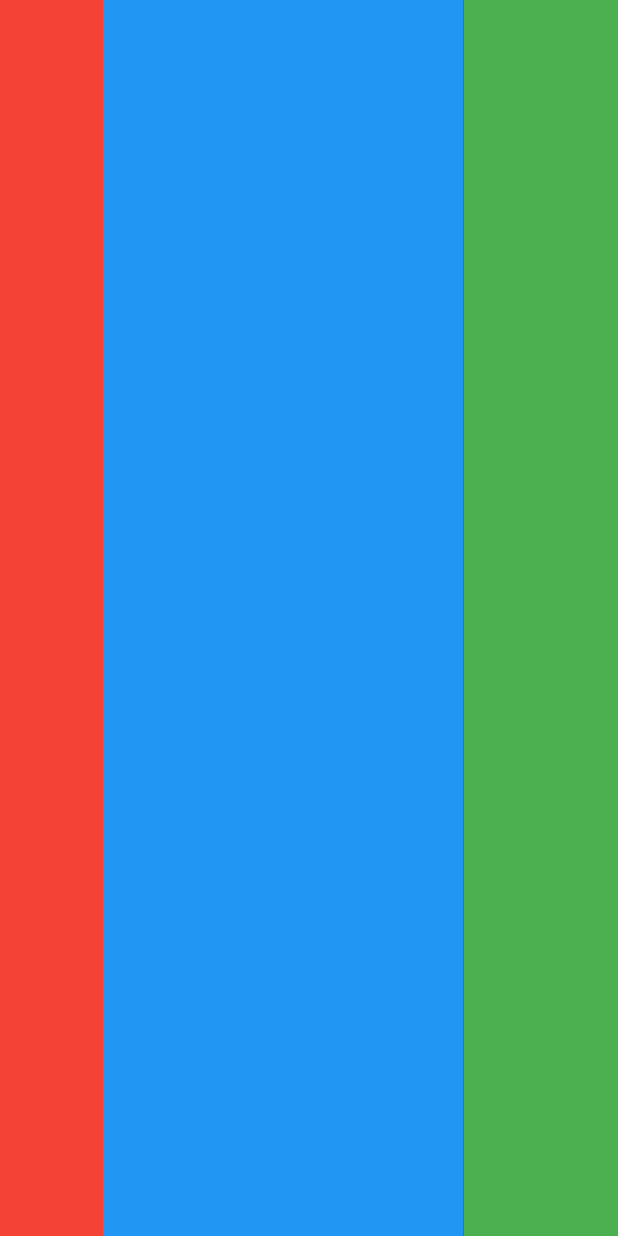
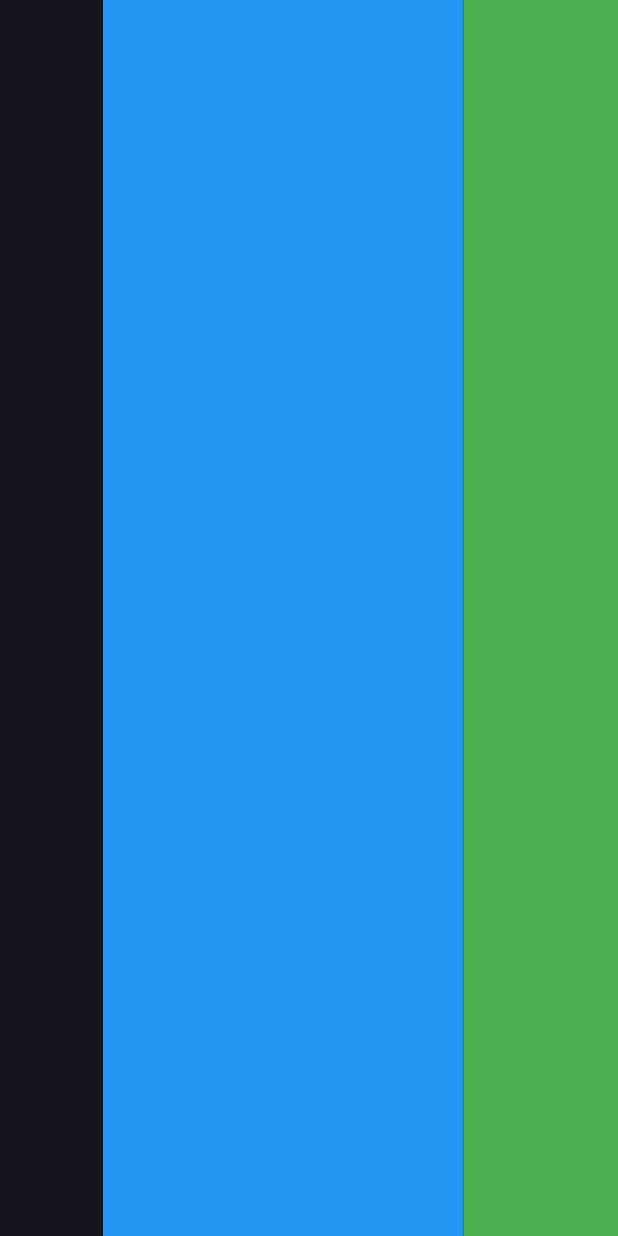
Before and after one commit to Deshan-salitha/student_attendence_system, a Flutter app: the screen it shows after launch, on a phone screen of 412 x 824 dp. Run offline on Flutter 3.47's test engine with Material 2 defaults, Android fonts, the phone set to English and light mode, and no system bars.

Commit message:
first commit

```diff
--- a/lib/screens/main_screen.dart
+++ b/lib/screens/main_screen.dart
@@ -1,6 +1,7 @@
 import 'package:flutter/material.dart';
 import 'package:flutter/src/widgets/container.dart';
 import 'package:flutter/src/widgets/framework.dart';
+import 'package:student_attendence_system/widgets/side_menu_widget.dart';
 
 class MainScreen extends StatelessWidget {
   const MainScreen({super.key});
@@ -13,7 +14,9 @@ class MainScreen extends StatelessWidget {
           children: [
             Expanded(
               flex: 2,
-              child: Container(color: Colors.red),
+              child: SizedBox(
+                child: SideMenuWidget(),
+              ),
             ),
             Expanded(
               flex: 7,
--- /dev/null
+++ b/lib/widgets/side_menu_widget.dart
@@ -0,0 +1,16 @@
+import 'package:flutter/src/widgets/container.dart';
+import 'package:flutter/src/widgets/framework.dart';
+
+class SideMenuWidget extends StatefulWidget {
+  const SideMenuWidget({super.key});
+
+  @override
+  State<SideMenuWidget> createState() => _SideMenuWidgetState();
+}
+
+class _SideMenuWidgetState extends State<SideMenuWidget> {
+  @override
+  Widget build(BuildContext context) {
+    return Container();
+  }
+}
```
Also changed, not shown: pubspec.yaml (+4 -4 lines), pubspec.lock.
